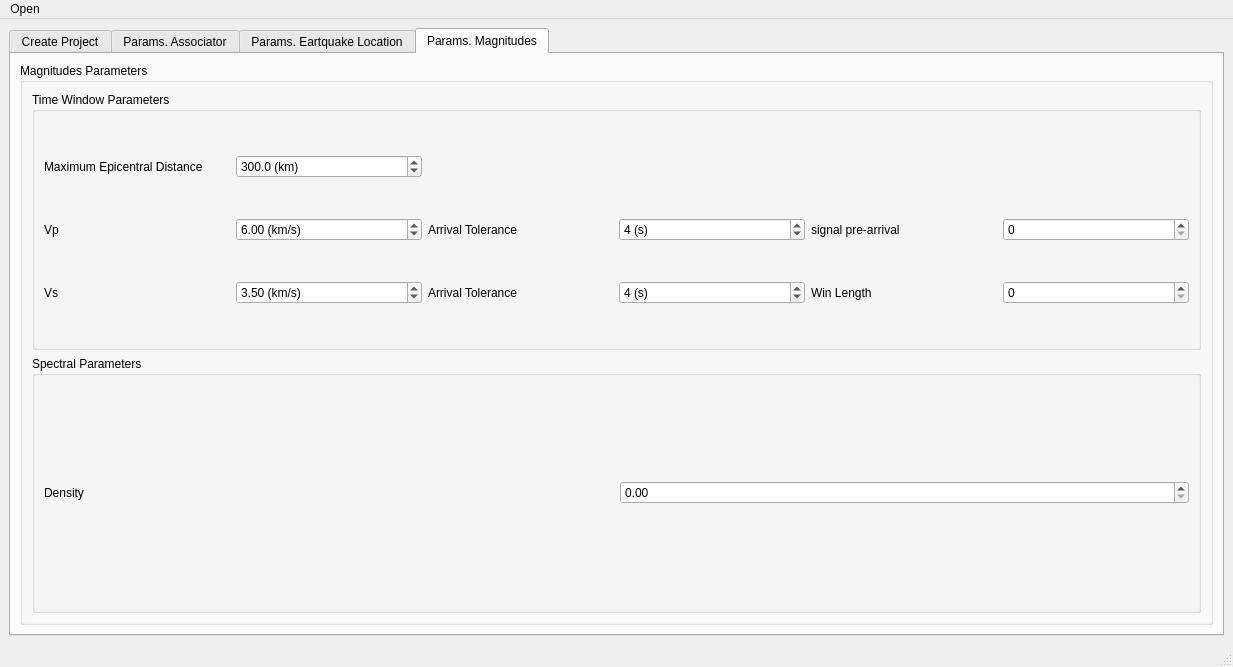
Old version of the form loc_flow_isp/resources/designer_uis/loc_flow.ui in the repository rcabdia/SurfQuake.
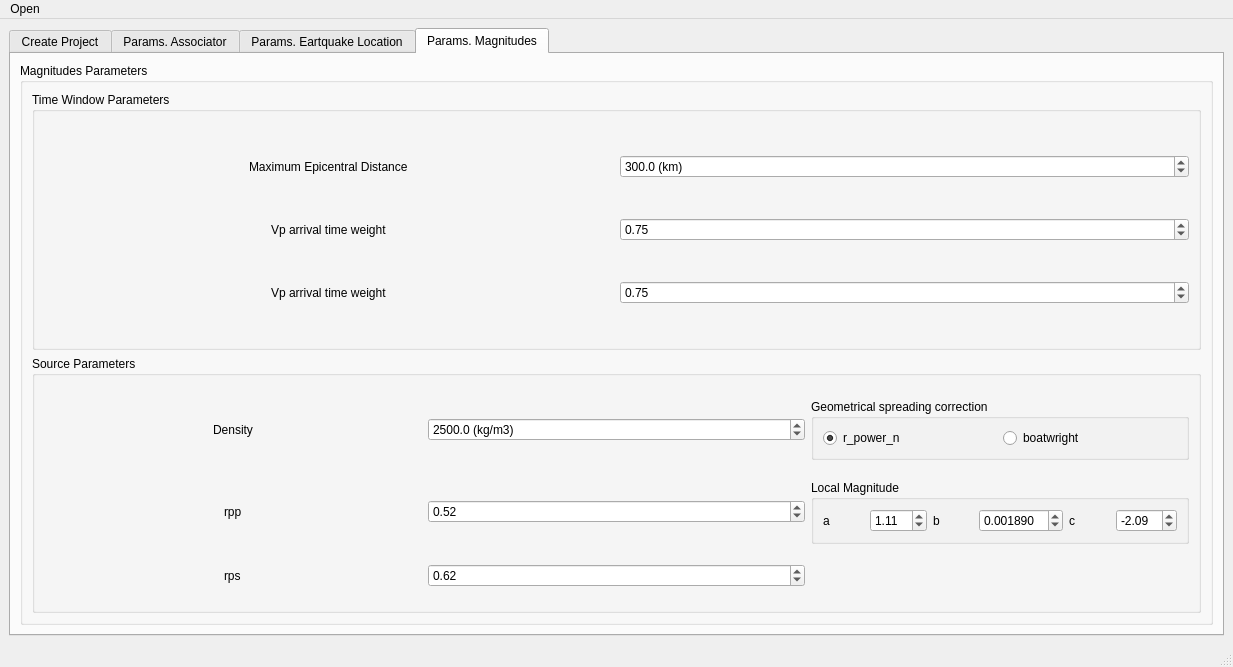
New version of the form. The open tabs and pages were chosen to show the change.

Commit message: minimal changes in GUI magnitudes

```diff
--- a/loc_flow_isp/resources/designer_uis/loc_flow.ui
+++ b/loc_flow_isp/resources/designer_uis/loc_flow.ui
@@ -1122,88 +1122,6 @@
                 <string>Time Window Parameters</string>
                </property>
                <layout class="QGridLayout" name="gridLayout_4">
-                <item row="1" column="1">
-                 <widget class="QDoubleSpinBox" name="mag_vpDB">
-                  <property name="toolTip">
-                   <string>P wave velocity (in km/s) for travel time calculation</string>
-                  </property>
-                  <property name="suffix">
-                   <string> (km/s)</string>
-                  </property>
-                  <property name="maximum">
-                   <double>10.000000000000000</double>
-                  </property>
-                  <property name="value">
-                   <double>6.000000000000000</double>
-                  </property>
-                 </widget>
-                </item>
-                <item row="1" column="3">
-                 <widget class="QSpinBox" name="mag_tol_vpSB">
-                  <property name="toolTip">
-                   <string>Arrival tolerances (in seconds) to accept a manual P pick</string>
-                  </property>
-                  <property name="suffix">
-                   <string> (s)</string>
-                  </property>
-                  <property name="maximum">
-                   <number>10</number>
-                  </property>
-                  <property name="value">
-                   <number>4</number>
-                  </property>
-                 </widget>
-                </item>
-                <item row="2" column="2">
-                 <widget class="QLabel" name="label_30">
-                  <property name="text">
-                   <string>Arrival Tolerance</string>
-                  </property>
-                 </widget>
-                </item>
-                <item row="2" column="3">
-                 <widget class="QSpinBox" name="mag_vs_tolSB">
-                  <property name="toolTip">
-                   <string>Arrival tolerances (in seconds) to accept a manual S pick</string>
-                  </property>
-                  <property name="suffix">
-                   <string> (s)</string>
-                  </property>
-                  <property name="value">
-                   <number>4</number>
-                  </property>
-                 </widget>
-                </item>
-                <item row="1" column="0">
-                 <widget class="QLabel" name="label_27">
-                  <property name="text">
-                   <string>Vp</string>
-                  </property>
-                 </widget>
-                </item>
-                <item row="1" column="4">
-                 <widget class="QLabel" name="label_31">
-                  <property name="text">
-                   <string>signal pre-arrival</string>
-                  </property>
-                 </widget>
-                </item>
-                <item row="2" column="1">
-                 <widget class="QDoubleSpinBox" name="doubleSpinBox">
-                  <property name="toolTip">
-                   <string>S wave velocity (in km/s) for travel time calculation</string>
-                  </property>
-                  <property name="suffix">
-                   <string> (km/s)</string>
-                  </property>
-                  <property name="maximum">
-                   <double>10.000000000000000</double>
-                  </property>
-                  <property name="value">
-                   <double>3.500000000000000</double>
-                  </property>
-                 </widget>
-                </item>
                 <item row="0" column="1">
                  <widget class="QDoubleSpinBox" name="mag_max_distDB">
                   <property name="prefix">
@@ -1226,39 +1144,46 @@
                   </property>
                  </widget>
                 </item>
-                <item row="2" column="0">
-                 <widget class="QLabel" name="label_28">
-                  <property name="text">
-                   <string>Vs</string>
-                  </property>
-                 </widget>
-                </item>
-                <item row="0" column="0">
+                <item row="0" column="0" alignment="Qt::AlignHCenter">
                  <widget class="QLabel" name="label_26">
                   <property name="text">
                    <string>Maximum Epicentral Distance</string>
                   </property>
                  </widget>
                 </item>
-                <item row="1" column="2">
+                <item row="1" column="0" alignment="Qt::AlignHCenter">
                  <widget class="QLabel" name="label_29">
                   <property name="text">
-                   <string>Arrival Tolerance</string>
+                   <string>Vp arrival time weight</string>
                   </property>
                  </widget>
                 </item>
-                <item row="1" column="5">
-                 <widget class="QSpinBox" name="spinBox"/>
-                </item>
-                <item row="2" column="4">
-                 <widget class="QLabel" name="label_32">
+                <item row="2" column="0" alignment="Qt::AlignHCenter">
+                 <widget class="QLabel" name="label_30">
                   <property name="text">
-                   <string>Win Length</string>
+                   <string>Vp arrival time weight</string>
                   </property>
                  </widget>
                 </item>
-                <item row="2" column="5">
-                 <widget class="QSpinBox" name="spinBox_2"/>
+                <item row="1" column="1">
+                 <widget class="QDoubleSpinBox" name="doubleSpinBox">
+                  <property name="maximum">
+                   <double>1.000000000000000</double>
+                  </property>
+                  <property name="singleStep">
+                   <double>0.100000000000000</double>
+                  </property>
+                  <property name="value">
+                   <double>0.750000000000000</double>
+                  </property>
+                 </widget>
+                </item>
+                <item row="2" column="1">
+                 <widget class="QDoubleSpinBox" name="doubleSpinBox_5">
+                  <property name="value">
+                   <double>0.750000000000000</double>
+                  </property>
+                 </widget>
                 </item>
                </layout>
               </widget>
@@ -1270,10 +1195,17 @@
              <item row="0" column="0">
               <widget class="QGroupBox" name="groupBox_13">
                <property name="title">
-                <string>Spectral Parameters</string>
+                <string>Source Parameters</string>
                </property>
                <layout class="QGridLayout" name="gridLayout_13">
-                <item row="0" column="0">
+                <item row="1" column="0" alignment="Qt::AlignHCenter">
+                 <widget class="QLabel" name="label_34">
+                  <property name="text">
+                   <string>rpp</string>
+                  </property>
+                 </widget>
+                </item>
+                <item row="0" column="0" alignment="Qt::AlignHCenter">
                  <widget class="QLabel" name="label_33">
                   <property name="text">
                    <string>Density</string>
@@ -1281,7 +1213,134 @@
                  </widget>
                 </item>
                 <item row="0" column="1">
-                 <widget class="QDoubleSpinBox" name="doubleSpinBox_2"/>
+                 <widget class="QDoubleSpinBox" name="doubleSpinBox_2">
+                  <property name="suffix">
+                   <string> (kg/m3)</string>
+                  </property>
+                  <property name="decimals">
+                   <number>1</number>
+                  </property>
+                  <property name="maximum">
+                   <double>5000.000000000000000</double>
+                  </property>
+                  <property name="value">
+                   <double>2500.000000000000000</double>
+                  </property>
+                 </widget>
+                </item>
+                <item row="1" column="1">
+                 <widget class="QDoubleSpinBox" name="doubleSpinBox_3">
+                  <property name="toolTip">
+                   <string>P-wave average radiation pattern coefficient</string>
+                  </property>
+                  <property name="value">
+                   <double>0.520000000000000</double>
+                  </property>
+                 </widget>
+                </item>
+                <item row="2" column="0" alignment="Qt::AlignHCenter">
+                 <widget class="QLabel" name="label_35">
+                  <property name="toolTip">
+                   <string>S-wave average radiation pattern coefficient</string>
+                  </property>
+                  <property name="text">
+                   <string>rps</string>
+                  </property>
+                 </widget>
+                </item>
+                <item row="2" column="1">
+                 <widget class="QDoubleSpinBox" name="doubleSpinBox_4">
+                  <property name="value">
+                   <double>0.620000000000000</double>
+                  </property>
+                 </widget>
+                </item>
+                <item row="0" column="2">
+                 <widget class="QGroupBox" name="groupBox_14">
+                  <property name="title">
+                   <string>Geometrical spreading correction</string>
+                  </property>
+                  <layout class="QGridLayout" name="gridLayout_15">
+                   <item row="0" column="0">
+                    <layout class="QHBoxLayout" name="horizontalLayout_2">
+                     <item>
+                      <widget class="QRadioButton" name="radioButton">
+                       <property name="text">
+                        <string>r_power_n</string>
+                       </property>
+                       <property name="checked">
+                        <bool>true</bool>
+                       </property>
+                      </widget>
+                     </item>
+                     <item>
+                      <widget class="QRadioButton" name="radioButton_2">
+                       <property name="text">
+                        <string>boatwright</string>
+                       </property>
+                      </widget>
+                     </item>
+                    </layout>
+                   </item>
+                  </layout>
+                 </widget>
+                </item>
+                <item row="1" column="2">
+                 <widget class="QGroupBox" name="groupBox_15">
+                  <property name="title">
+                   <string>Local Magnitude</string>
+                  </property>
+                  <layout class="QGridLayout" name="gridLayout_16">
+                   <item row="0" column="1">
+                    <widget class="QDoubleSpinBox" name="mag_aDB">
+                     <property name="value">
+                      <double>1.110000000000000</double>
+                     </property>
+                    </widget>
+                   </item>
+                   <item row="0" column="4">
+                    <widget class="QLabel" name="label_38">
+                     <property name="text">
+                      <string>c</string>
+                     </property>
+                    </widget>
+                   </item>
+                   <item row="0" column="0">
+                    <widget class="QLabel" name="label_36">
+                     <property name="text">
+                      <string>a</string>
+                     </property>
+                    </widget>
+                   </item>
+                   <item row="0" column="2">
+                    <widget class="QLabel" name="label_37">
+                     <property name="text">
+                      <string>b</string>
+                     </property>
+                    </widget>
+                   </item>
+                   <item row="0" column="3">
+                    <widget class="QDoubleSpinBox" name="mag_bDB">
+                     <property name="decimals">
+                      <number>6</number>
+                     </property>
+                     <property name="value">
+                      <double>0.001890000000000</double>
+                     </property>
+                    </widget>
+                   </item>
+                   <item row="0" column="5">
+                    <widget class="QDoubleSpinBox" name="mag_cDB">
+                     <property name="minimum">
+                      <double>-10.000000000000000</double>
+                     </property>
+                     <property name="value">
+                      <double>-2.090000000000000</double>
+                     </property>
+                    </widget>
+                   </item>
+                  </layout>
+                 </widget>
                 </item>
                </layout>
               </widget>
```
Left out of the diff: 2 changed lines with no effect on the pictures.
